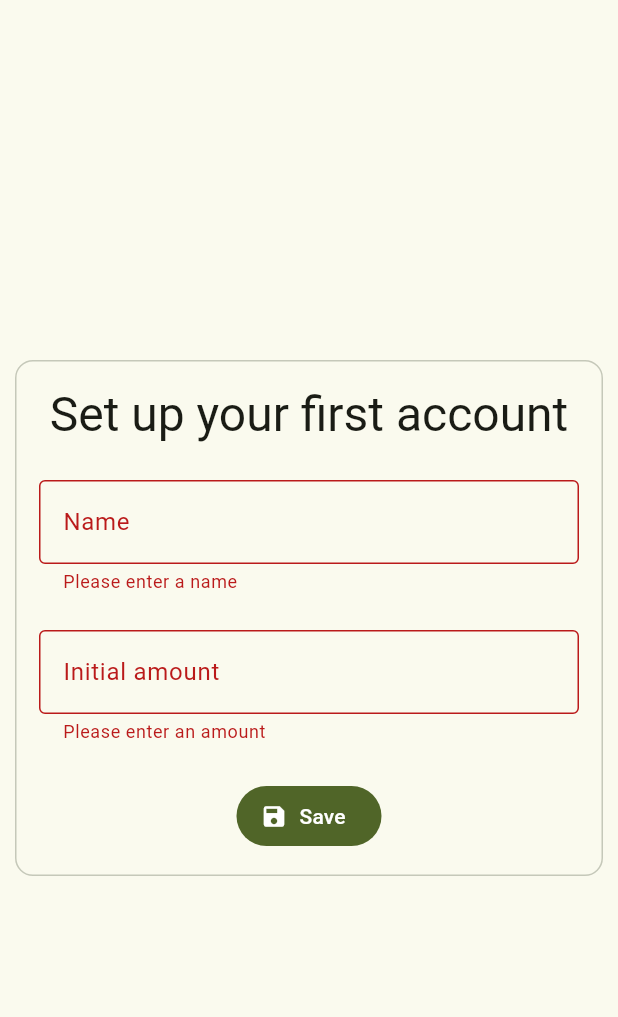
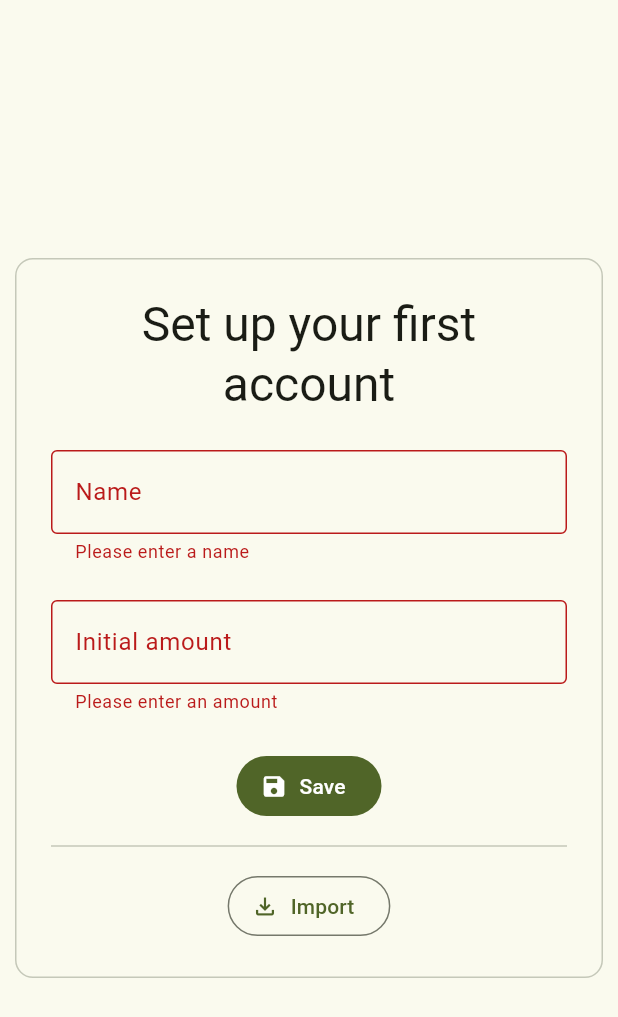
Before and after one commit to programotuojes/finances, a Flutter app: the screen it shows after launch, after a tap on "Save", on a phone screen of 412 x 824 dp. Shown: the top 1017 px of the screen. Run offline on Flutter 3.47's test engine with Material 3 defaults, Android fonts, the phone set to English and light mode, and no system bars; our stand-ins replace fc_native_image_resize, fl_chart, flutter_secure_storage, fpdart, grouped_list, logger and 6 more; missing offline and left inert: file_selector, flex_color_picker, flutter_iconpicker, google_mlkit_text_recognition, image_pixels and 2 more; accounts and stored records are empty.

Commit message:
feat: allow importing on first launch

```diff
--- a/lib/account/service.dart
+++ b/lib/account/service.dart
@@ -1,7 +1,6 @@
 import 'package:collection/collection.dart';
 import 'package:finances/account/models/account.dart';
 import 'package:finances/utils/db.dart';
-import 'package:finances/utils/money.dart';
 import 'package:flutter/foundation.dart';
 import 'package:money2/money2.dart';
 import 'package:shared_preferences/shared_preferences.dart';
@@ -13,7 +12,6 @@ class AccountService with ChangeNotifier {
   late Account _lastSelection;
 
   Account? _selected;
-  bool needsInput = false;
   AccountService._ctor();
 
   Iterable<Account> get accounts => _accounts;
@@ -53,25 +51,12 @@ class AccountService with ChangeNotifier {
     var dbAccounts = await database.query('accounts');
     _accounts = dbAccounts.map((e) => Account.fromTable(e)).toList();
 
-    if (_accounts.isEmpty) {
-      var account = Account(name: '', initialMoney: zeroEur);
-      account.id = await database.insert('accounts', account.toMap());
-      _accounts.add(account);
-    }
-
-    if (_accounts.first.name == '') {
-      needsInput = true;
-    }
-
     _storage = await SharedPreferences.getInstance();
     var lastSelectionId = _storage.getInt('lastSelectionId');
     var lastSelection = accounts.firstWhereOrNull((element) => element.id == lastSelectionId);
 
     if (lastSelection != null) {
       _lastSelection = lastSelection;
-    } else {
-      _lastSelection = accounts.first;
-      await _storage.setInt('lastSelectionId', _lastSelection.id!);
     }
 
     notifyListeners();
--- a/lib/bank_sync/services/bank_background_sync_service.dart
+++ b/lib/bank_sync/services/bank_background_sync_service.dart
@@ -1,3 +1,4 @@
+import 'package:collection/collection.dart';
 import 'package:finances/account/models/account.dart';
 import 'package:finances/account/service.dart';
 import 'package:finances/category/models/category.dart';
@@ -11,7 +12,7 @@ class BankBackgroundSyncService {
 
   late bool _enabled;
   late TimeOfDay _time;
-  late Account _account;
+  Account? _account;
   late CategoryModel _defaultCategory;
   late bool _remittanceInfoAsDescription;
 
@@ -19,7 +20,7 @@ class BankBackgroundSyncService {
 
   bool get enabled => _enabled;
   TimeOfDay get time => _time;
-  Account get account => _account;
+  Account? get account => _account;
   CategoryModel get defaultCategory => _defaultCategory;
   bool get remittanceInfoAsDescription => _remittanceInfoAsDescription;
 
@@ -34,10 +35,7 @@ class BankBackgroundSyncService {
     _time = TimeOfDay(hour: hour, minute: minute);
 
     var accountId = storage.getInt(_Keys.accountId);
-    _account = AccountService.instance.accounts.firstWhere(
-      (element) => element.id == accountId,
-      orElse: () => AccountService.instance.lastSelection,
-    );
+    _account = AccountService.instance.accounts.firstWhereOrNull((element) => element.id == accountId);
 
     var categoryId = storage.getInt(_Keys.categoryId);
     if (categoryId != null) {
--- a/lib/importers/wallet_db/pages/final.dart
+++ b/lib/importers/wallet_db/pages/final.dart
@@ -12,6 +12,7 @@ import 'package:finances/transaction/models/temp_combined.dart';
 import 'package:finances/transaction/models/transaction.dart';
 import 'package:finances/transaction/models/transfer.dart';
 import 'package:finances/transaction/service.dart';
+import 'package:finances/utils/app_paths.dart';
 import 'package:finances/utils/db.dart';
 import 'package:finances/utils/transaction_theme.dart';
 import 'package:flutter/material.dart';
@@ -230,7 +231,7 @@ class WalletDbFinalPage extends StatelessWidget {
             Navigator.of(context).pop(); // Select databases
             Navigator.of(context).pop(); // Imports
             Navigator.of(context).pop(); // Sidebar
-            Navigator.of(context).pop(); // Home
+            AppPaths.notifyListeners(); // In case imported on first launch
           }
         },
         child: const Icon(Icons.save),
--- a/lib/main.dart
+++ b/lib/main.dart
@@ -49,6 +49,11 @@ void backgroundMain() {
     logger.i('Initialized services');
 
     var account = BankBackgroundSyncService.instance.account;
+    if (account == null) {
+      logger.w('Background service was ran without a configured account');
+      return true;
+    }
+
     var remittanceInfoAsDescription = BankBackgroundSyncService.instance.remittanceInfoAsDescription;
     var defaultCategory = BankBackgroundSyncService.instance.defaultCategory;
 
--- a/lib/pages/first_run.dart
+++ b/lib/pages/first_run.dart
@@ -1,5 +1,6 @@
 import 'package:finances/account/service.dart';
 import 'package:finances/components/amount_text_field.dart';
+import 'package:finances/importers/pages/importer_list_page.dart';
 import 'package:finances/pages/home_page.dart';
 import 'package:finances/utils/money.dart';
 import 'package:flutter/material.dart';
@@ -32,12 +33,10 @@ class _FirstRunPageState extends State<FirstRunPage> {
       return;
     }
 
-    await AccountService.instance.update(
-      AccountService.instance.accounts.first,
+    await AccountService.instance.add(
       name: _nameCtrl.text,
       initialMoney: _amountCtrl.text.toMoney()!,
     );
-    AccountService.instance.needsInput = false;
 
     if (context.mounted) {
       await Navigator.of(context).push(
@@ -55,7 +54,7 @@ class _FirstRunPageState extends State<FirstRunPage> {
             width: 400,
             child: Card.outlined(
               child: Padding(
-                padding: const EdgeInsets.all(16),
+                padding: const EdgeInsets.all(24),
                 child: Form(
                   key: _formKey,
                   autovalidateMode: _autoValidateMode,
@@ -96,6 +95,19 @@ class _FirstRunPageState extends State<FirstRunPage> {
                         icon: const Icon(Icons.save),
                         label: const Text('Save'),
                       ),
+                      const SizedBox(height: 8),
+                      const Divider(),
+                      const SizedBox(height: 8),
+                      OutlinedButton.icon(
+                        onPressed: () {
+                          Navigator.push(
+                            context,
+                            MaterialPageRoute(builder: (context) => const ImporterListPage()),
+                          );
+                        },
+                        icon: const Icon(Icons.file_download_outlined),
+                        label: const Text('Import'),
+                      ),
                     ],
                   ),
                 ),
--- a/lib/pages/home_page.dart
+++ b/lib/pages/home_page.dart
@@ -83,7 +83,7 @@ class _HomePageState extends State<HomePage> {
 
   @override
   Widget build(BuildContext context) {
-    if (AccountService.instance.needsInput) {
+    if (AccountService.instance.accounts.isEmpty) {
       return const FirstRunPage();
     }
 
--- a/lib/pages/settings.dart
+++ b/lib/pages/settings.dart
@@ -133,7 +133,7 @@ class _SettingsPageState extends State<SettingsPage> {
             enabled: _options.enabled,
             leading: const Icon(Icons.account_balance_rounded),
             title: const Text('Account'),
-            subtitle: Text(_options.account.name),
+            subtitle: Text(_options.account?.name ?? 'Not selected'),
           ),
           ListTile(
             onTap: () async {
--- a/lib/utils/app_paths.dart
+++ b/lib/utils/app_paths.dart
@@ -91,6 +91,10 @@ sealed class AppPaths {
 
     await _initializeServices();
 
+    notifyListeners();
+  }
+
+  static void notifyListeners() {
     _listenable.value = !_listenable.value;
   }
 }
```
